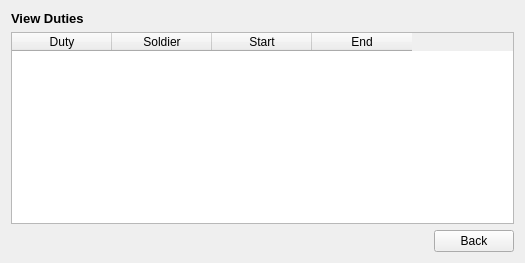
MehmetHY/MilitaryOutpostManagement-Qt5, file Views/dutyview.ui: the form before one commit.
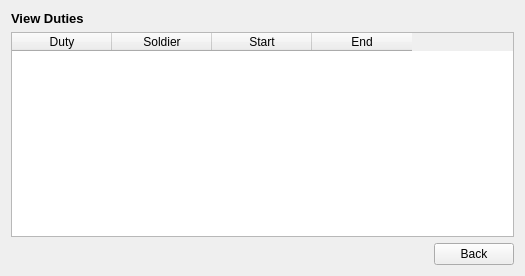
The form after the commit.

The edit to the form file:
```diff
--- a/Views/dutyview.ui
+++ b/Views/dutyview.ui
@@ -7,9 +7,15 @@
     <x>0</x>
     <y>0</y>
     <width>525</width>
-    <height>248</height>
+    <height>276</height>
    </rect>
   </property>
+  <property name="minimumSize">
+   <size>
+    <width>525</width>
+    <height>0</height>
+   </size>
+  </property>
   <property name="windowTitle">
    <string>Form</string>
   </property>
```
